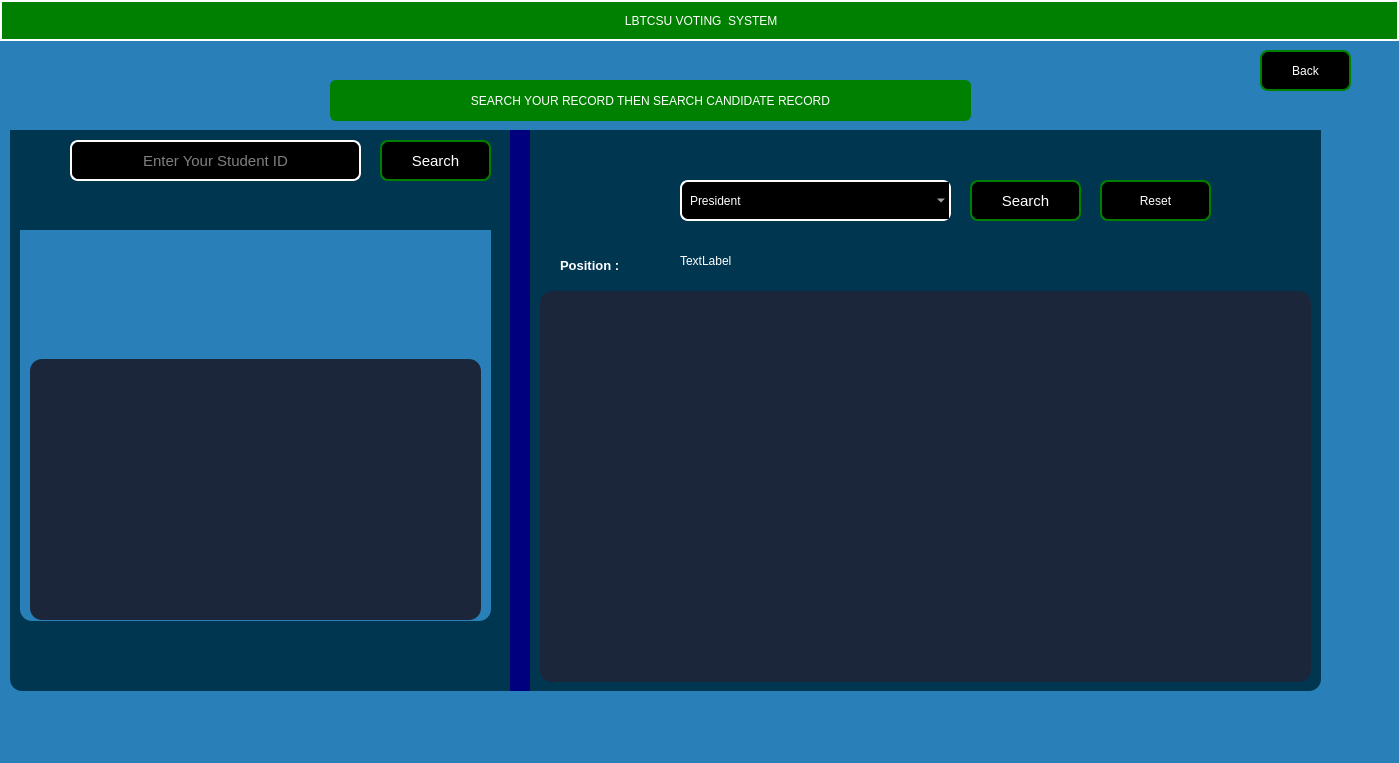
Before: the Qt Designer form castedvotes.ui in Rabsoninnora/LBTCSU, drawn with Qt 5.
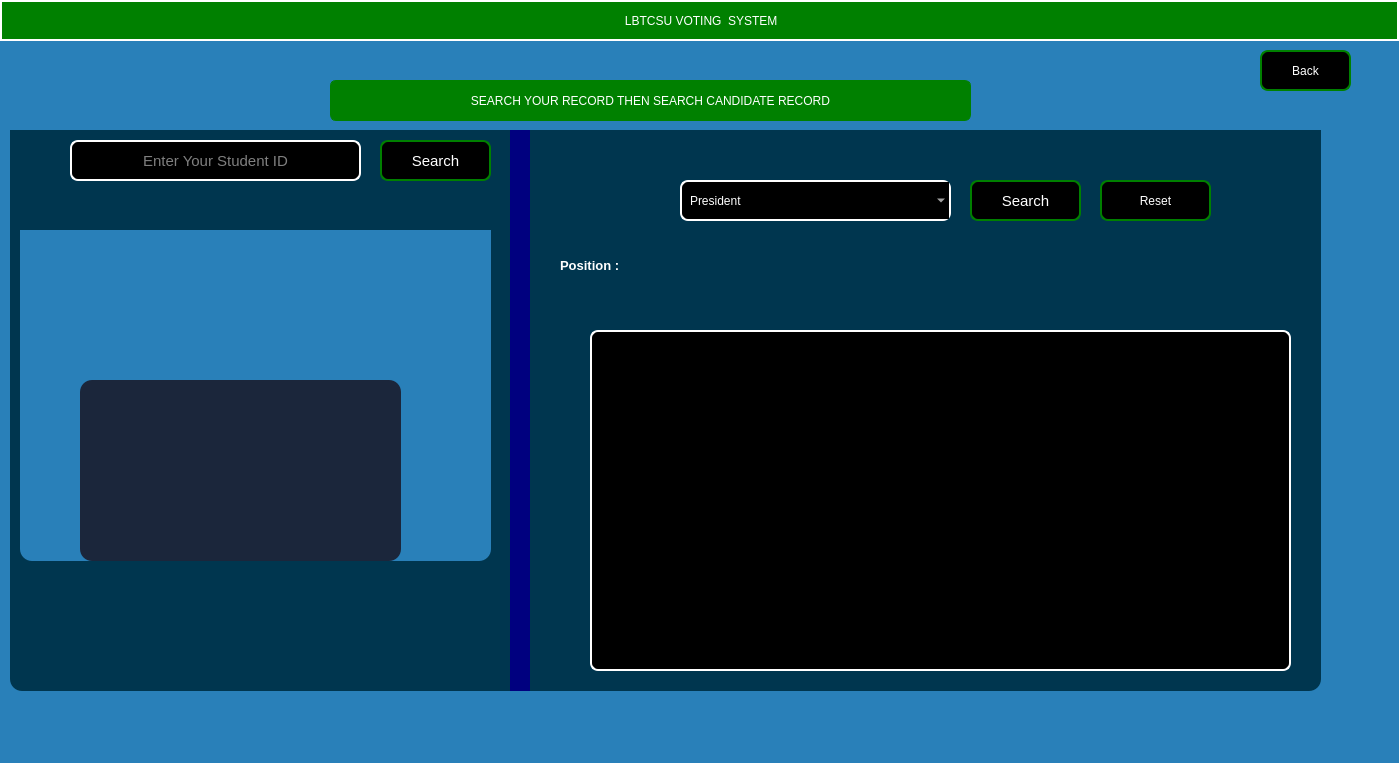
After: the same form once the commit is applied. Icons and pictures are not drawn.

Commit message: Added functionality to castedvotes . cpp

Patch:
```diff
--- a/castedvotes.ui
+++ b/castedvotes.ui
@@ -259,7 +259,7 @@
       <x>10</x>
       <y>100</y>
       <width>471</width>
-      <height>391</height>
+      <height>331</height>
      </rect>
     </property>
     <property name="styleSheet">
@@ -297,10 +297,10 @@
     <widget class="QPlainTextEdit" name="plainTextEdit">
      <property name="geometry">
       <rect>
-       <x>10</x>
-       <y>129</y>
-       <width>451</width>
-       <height>261</height>
+       <x>60</x>
+       <y>150</y>
+       <width>321</width>
+       <height>181</height>
       </rect>
      </property>
      <property name="styleSheet">
@@ -380,12 +380,26 @@
    <widget class="QTableView" name="tableView">
     <property name="geometry">
      <rect>
-      <x>530</x>
-      <y>161</y>
-      <width>771</width>
-      <height>391</height>
+      <x>580</x>
+      <y>200</y>
+      <width>701</width>
+      <height>341</height>
      </rect>
     </property>
+    <property name="styleSheet">
+     <string notr="true">QTableView{
+
+   color: rgb(255, 255, 255);
+                    border:2px solid white;
+                    border-radius: 8px;
+                    padding: 0 8px;
+                    background-color: rgb(255, 267, 245);
+                    font: 600 11pt ;
+                   
+
+
+}</string>
+    </property>
    </widget>
    <widget class="QLabel" name="label">
     <property name="geometry">
@@ -426,7 +440,7 @@
 };</string>
     </property>
     <property name="text">
-     <string>TextLabel</string>
+     <string/>
     </property>
    </widget>
   </widget>
```
Left out of the diff: 13 changed lines with no effect on the pictures. The commit also changes 24 other files.
